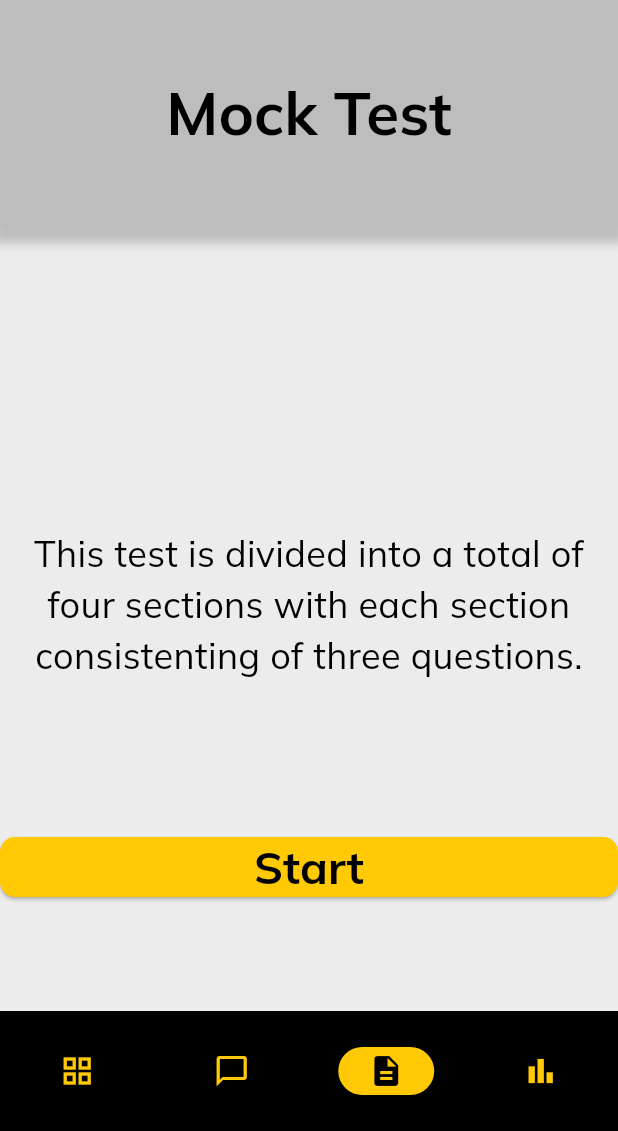
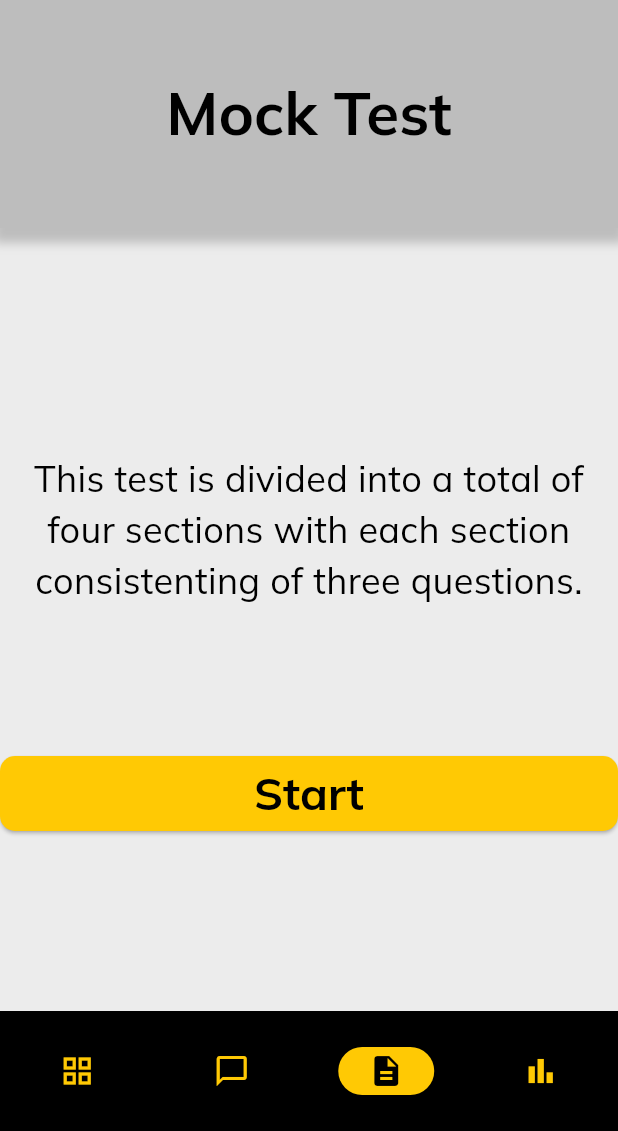
Before and after one commit to minervatbd/knightwise, a Flutter app: the HomePage screen opened directly, item 3 of the bottom bar chosen, on a phone screen of 412 x 824 dp, the part 105-1236 px from its top. Run offline on Flutter 3.47's test engine with Material 3 defaults, Android fonts, the phone set to English and light mode, and no system bars; our stand-ins replace flutter_pw_validator, sprintf; missing offline and left inert: flutter_tex; statements that could not run were skipped.

Commit message:
various layout tweaks

```diff
--- a/mobile_test/lib/pages/home/mocktest.dart
+++ b/mobile_test/lib/pages/home/mocktest.dart
@@ -93,7 +93,7 @@ class _MockTestPageState extends State<MockTestPage> {
 
           // Test information text box
           Container(
-            padding: EdgeInsets.fromLTRB(10, 200, 10, 0),
+            padding: EdgeInsets.fromLTRB(10, 150, 10, 0),
             child: Text(
               'This test is divided into a total of four sections with each section consistenting of three questions.',
               textAlign: TextAlign.center,
@@ -105,12 +105,15 @@ class _MockTestPageState extends State<MockTestPage> {
           SizedBox(height: 100),
 
           // Start Button
-          ElevatedButton(
-            onPressed: handleStartButton,
-            style: Styles.yellowButtonStyle,
-            child: Text(
-              "Start",
-              style: Styles.buttonTextStyle,
+          SizedBox(
+            height: 50,
+            child: ElevatedButton(
+              onPressed: handleStartButton,
+              style: Styles.yellowButtonStyle,
+              child: Text(
+                "Start",
+                style: Styles.buttonTextStyle,
+              ),
             ),
           ),
         ],
--- a/mobile_test/lib/pages/home/topicselect.dart
+++ b/mobile_test/lib/pages/home/topicselect.dart
@@ -153,7 +153,9 @@ class _TopicSelectPageState extends State<TopicSelectPage> {
           const SizedBox(height: 20),
 
           // start button
-          ElevatedButton(
+          Container(
+            height: 50,
+            child: ElevatedButton(
               onPressed: enableStart ? handleStartButton : null,
               style: Styles.yellowButtonStyle,
               child: Text(
@@ -161,6 +163,7 @@ class _TopicSelectPageState extends State<TopicSelectPage> {
                 style: Styles.buttonTextStyle,
               )
             )
+          ),
         ]
       )
     );
--- a/mobile_test/lib/pages/questions/questionbody.dart
+++ b/mobile_test/lib/pages/questions/questionbody.dart
@@ -115,7 +115,9 @@ class _QuestionBodyState extends State<QuestionBody> {
         Row(
           children: [
             selectedList[i] ? answerIcon : unselectedIcon,
-            Text(answerList[widget.status.answerOrder[i]]),
+            Flexible(
+              child: Text(answerList[widget.status.answerOrder[i]])
+            ),
           ],
         )
       );
```
Lines whose indentation alone changed are shown as unchanged.
